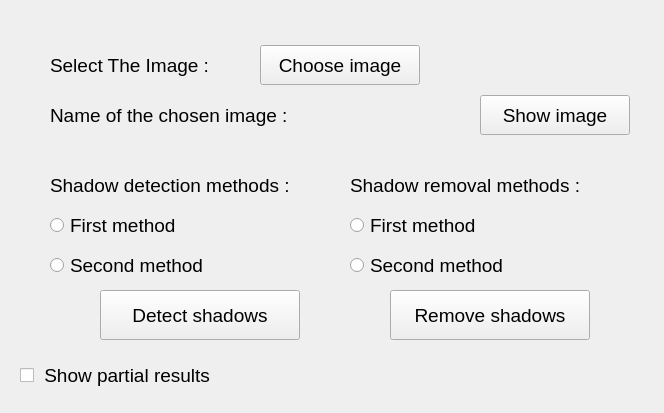
Qt form menu.ui (Restaya/shadow-detection-and-removal) before a commit.
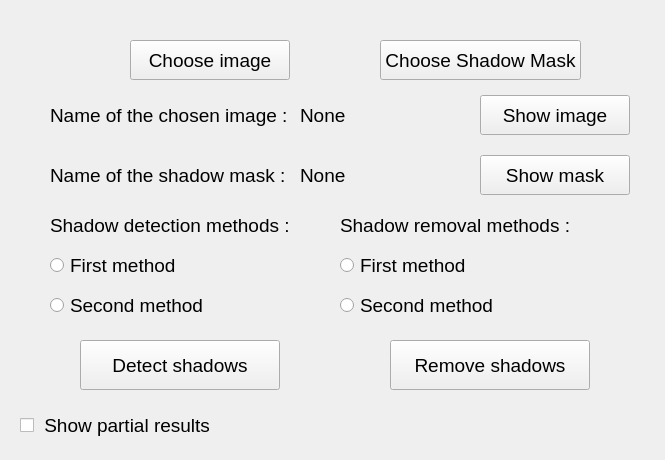
The same form after that commit.

Commit message: Added custom shadow mask option to gui and bugfixed crashes

What changed in the file:
```diff
--- a/menu.ui
+++ b/menu.ui
@@ -6,8 +6,8 @@
    <rect>
     <x>0</x>
     <y>0</y>
-    <width>664</width>
-    <height>413</height>
+    <width>665</width>
+    <height>460</height>
    </rect>
   </property>
   <property name="windowTitle">
@@ -17,8 +17,8 @@
    <widget class="QPushButton" name="push_button_choose_image">
     <property name="geometry">
      <rect>
-      <x>260</x>
-      <y>45</y>
+      <x>130</x>
+      <y>40</y>
       <width>160</width>
       <height>40</height>
      </rect>
@@ -37,7 +37,7 @@
      <rect>
       <x>50</x>
       <y>100</y>
-      <width>291</width>
+      <width>251</width>
       <height>30</height>
      </rect>
     </property>
@@ -50,24 +50,6 @@
      <string>Name of the chosen image : </string>
     </property>
    </widget>
-   <widget class="QLabel" name="label_2">
-    <property name="geometry">
-     <rect>
-      <x>50</x>
-      <y>50</y>
-      <width>200</width>
-      <height>30</height>
-     </rect>
-    </property>
-    <property name="font">
-     <font>
-      <pointsize>14</pointsize>
-     </font>
-    </property>
-    <property name="text">
-     <string>Select The Image : </string>
-    </property>
-   </widget>
    <widget class="QPushButton" name="push_button_show_image">
     <property name="geometry">
      <rect>
@@ -89,9 +71,9 @@
    <widget class="QLabel" name="label_file_name">
     <property name="geometry">
      <rect>
-      <x>340</x>
+      <x>300</x>
       <y>100</y>
-      <width>130</width>
+      <width>161</width>
       <height>30</height>
      </rect>
     </property>
@@ -101,14 +83,14 @@
      </font>
     </property>
     <property name="text">
-     <string/>
+     <string>None</string>
     </property>
    </widget>
    <widget class="QRadioButton" name="radio_button_first_detection">
     <property name="geometry">
      <rect>
       <x>50</x>
-      <y>210</y>
+      <y>250</y>
       <width>160</width>
       <height>30</height>
      </rect>
@@ -129,7 +111,7 @@
     <property name="geometry">
      <rect>
       <x>50</x>
-      <y>250</y>
+      <y>290</y>
       <width>190</width>
       <height>30</height>
      </rect>
@@ -149,8 +131,8 @@
    <widget class="QRadioButton" name="radio_button_first_removal">
     <property name="geometry">
      <rect>
-      <x>350</x>
-      <y>210</y>
+      <x>340</x>
+      <y>250</y>
       <width>161</width>
       <height>30</height>
      </rect>
@@ -170,8 +152,8 @@
    <widget class="QRadioButton" name="radio_button_second_removal">
     <property name="geometry">
      <rect>
-      <x>350</x>
-      <y>250</y>
+      <x>340</x>
+      <y>290</y>
       <width>190</width>
       <height>30</height>
      </rect>
@@ -191,8 +173,8 @@
    <widget class="QPushButton" name="push_button_detect_shadows">
     <property name="geometry">
      <rect>
-      <x>100</x>
-      <y>290</y>
+      <x>80</x>
+      <y>340</y>
       <width>200</width>
       <height>50</height>
      </rect>
@@ -210,7 +192,7 @@
     <property name="geometry">
      <rect>
       <x>390</x>
-      <y>290</y>
+      <y>340</y>
       <width>200</width>
       <height>50</height>
      </rect>
@@ -228,7 +210,7 @@
     <property name="geometry">
      <rect>
       <x>50</x>
-      <y>170</y>
+      <y>210</y>
       <width>291</width>
       <height>30</height>
      </rect>
@@ -245,8 +227,8 @@
    <widget class="QLabel" name="label_4">
     <property name="geometry">
      <rect>
-      <x>350</x>
-      <y>170</y>
+      <x>340</x>
+      <y>210</y>
       <width>281</width>
       <height>30</height>
      </rect>
@@ -264,7 +246,7 @@
     <property name="geometry">
      <rect>
       <x>20</x>
-      <y>350</y>
+      <y>400</y>
       <width>230</width>
       <height>50</height>
      </rect>
@@ -278,6 +260,78 @@
      <string> Show partial results</string>
     </property>
    </widget>
+   <widget class="QLabel" name="label_5">
+    <property name="geometry">
+     <rect>
+      <x>50</x>
+      <y>160</y>
+      <width>250</width>
+      <height>30</height>
+     </rect>
+    </property>
+    <property name="font">
+     <font>
+      <pointsize>14</pointsize>
+     </font>
+    </property>
+    <property name="text">
+     <string>Name of the shadow mask :</string>
+    </property>
+   </widget>
+   <widget class="QLabel" name="label_mask_name">
+    <property name="geometry">
+     <rect>
+      <x>300</x>
+      <y>160</y>
+      <width>160</width>
+      <height>30</height>
+     </rect>
+    </property>
+    <property name="font">
+     <font>
+      <pointsize>14</pointsize>
+     </font>
+    </property>
+    <property name="text">
+     <string>None</string>
+    </property>
+   </widget>
+   <widget class="QPushButton" name="push_button_show_mask">
+    <property name="geometry">
+     <rect>
+      <x>480</x>
+      <y>155</y>
+      <width>150</width>
+      <height>40</height>
+     </rect>
+    </property>
+    <property name="font">
+     <font>
+      <pointsize>14</pointsize>
+     </font>
+    </property>
+    <property name="text">
+     <string>Show mask</string>
+    </property>
+   </widget>
+   <widget class="QPushButton" name="push_button_choose_mask">
+    <property name="geometry">
+     <rect>
+      <x>380</x>
+      <y>40</y>
+      <width>201</width>
+      <height>40</height>
+     </rect>
+    </property>
+    <property name="font">
+     <font>
+      <pointsize>14</pointsize>
+     </font>
+    </property>
+    <property name="text">
+     <string>Choose Shadow Mask</string>
+    </property>
+   </widget>
   </widget>
  </widget>
  <resources/>
```
Left out of the diff: 4 changed lines with no effect on the pictures. The commit also changes 16 other files.
